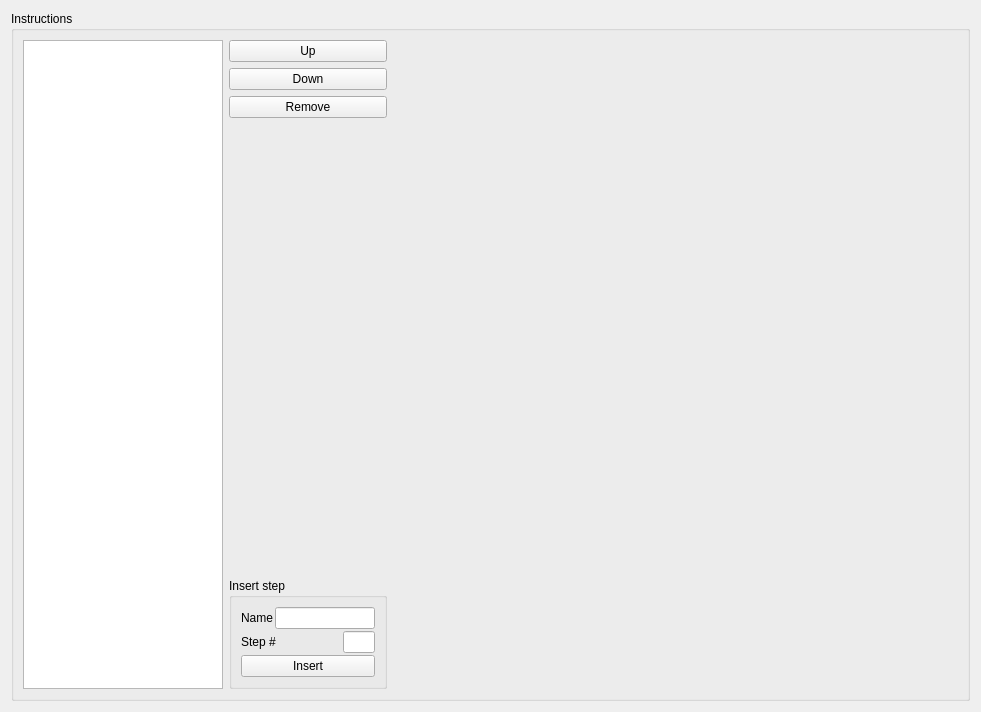
First picture: the form in ui/brewDayWidget.ui, repository Brewtarget/brewtarget, before the edit.
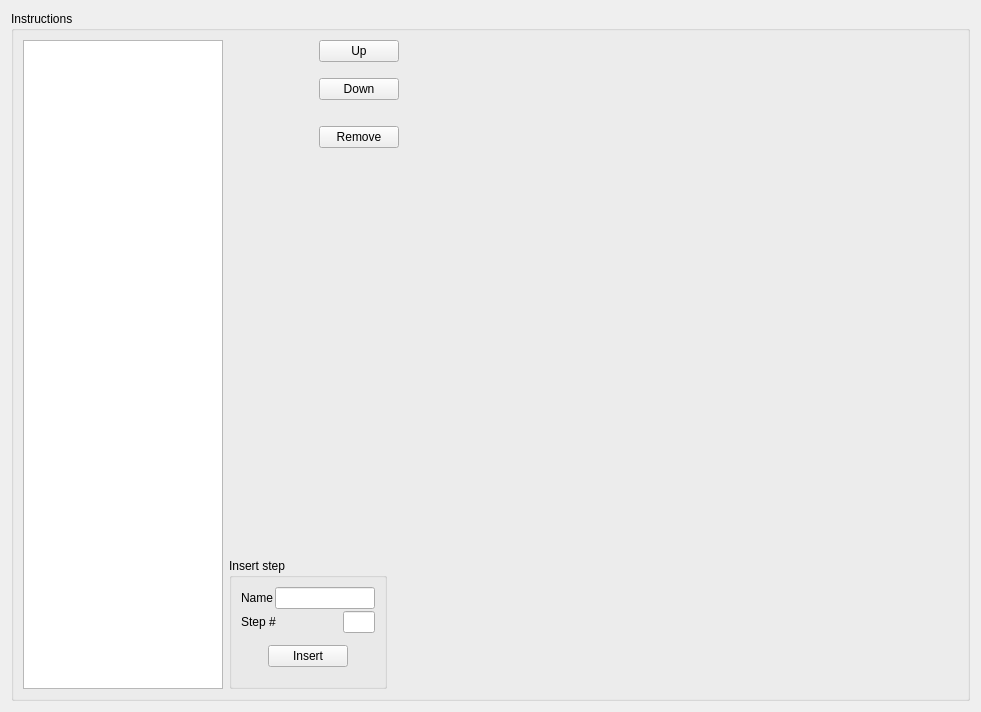
Second picture: the form after the edit.

Commit message: Fixed some cosmetic issues in TimerWidget and BrewDayScrollWidget.

```diff
--- a/ui/brewDayWidget.ui
+++ b/ui/brewDayWidget.ui
@@ -55,6 +55,24 @@
           <item>
            <layout class="QVBoxLayout" name="verticalLayout_5">
             <item>
+             <layout class="QHBoxLayout" name="horizontalLayout_4">
+              <property name="margin">
+               <number>0</number>
+              </property>
+              <item>
+               <spacer name="horizontalSpacer">
+                <property name="orientation">
+                 <enum>Qt::Horizontal</enum>
+                </property>
+                <property name="sizeHint" stdset="0">
+                 <size>
+                  <width>0</width>
+                  <height>0</height>
+                 </size>
+                </property>
+               </spacer>
+              </item>
+              <item>
              <widget class="QPushButton" name="pushButton_up">
               <property name="toolTip">
                <string>Move currently selected step up</string>
@@ -65,6 +83,39 @@
              </widget>
             </item>
             <item>
+               <spacer name="horizontalSpacer_2">
+                <property name="orientation">
+                 <enum>Qt::Horizontal</enum>
+                </property>
+                <property name="sizeHint" stdset="0">
+                 <size>
+                  <width>0</width>
+                  <height>0</height>
+                 </size>
+                </property>
+               </spacer>
+              </item>
+             </layout>
+            </item>
+            <item>
+             <layout class="QHBoxLayout" name="horizontalLayout_5">
+              <property name="margin">
+               <number>10</number>
+              </property>
+              <item>
+               <spacer name="horizontalSpacer_3">
+                <property name="orientation">
+                 <enum>Qt::Horizontal</enum>
+                </property>
+                <property name="sizeHint" stdset="0">
+                 <size>
+                  <width>0</width>
+                  <height>0</height>
+                 </size>
+                </property>
+               </spacer>
+              </item>
+              <item>
              <widget class="QPushButton" name="pushButton_down">
               <property name="toolTip">
                <string>Move currently selected step down</string>
@@ -75,6 +126,39 @@
              </widget>
             </item>
             <item>
+               <spacer name="horizontalSpacer_4">
+                <property name="orientation">
+                 <enum>Qt::Horizontal</enum>
+                </property>
+                <property name="sizeHint" stdset="0">
+                 <size>
+                  <width>0</width>
+                  <height>0</height>
+                 </size>
+                </property>
+               </spacer>
+              </item>
+             </layout>
+            </item>
+            <item>
+             <layout class="QHBoxLayout" name="horizontalLayout_7">
+              <property name="margin">
+               <number>10</number>
+              </property>
+              <item>
+               <spacer name="horizontalSpacer_5">
+                <property name="orientation">
+                 <enum>Qt::Horizontal</enum>
+                </property>
+                <property name="sizeHint" stdset="0">
+                 <size>
+                  <width>0</width>
+                  <height>0</height>
+                 </size>
+                </property>
+               </spacer>
+              </item>
+              <item>
              <widget class="QPushButton" name="pushButton_remove">
               <property name="toolTip">
                <string>Remove currently selected step</string>
@@ -85,6 +169,21 @@
              </widget>
             </item>
             <item>
+               <spacer name="horizontalSpacer_6">
+                <property name="orientation">
+                 <enum>Qt::Horizontal</enum>
+                </property>
+                <property name="sizeHint" stdset="0">
+                 <size>
+                  <width>0</width>
+                  <height>0</height>
+                 </size>
+                </property>
+               </spacer>
+              </item>
+             </layout>
+            </item>
+            <item>
              <spacer name="verticalSpacer">
               <property name="orientation">
                <enum>Qt::Vertical</enum>
@@ -193,6 +292,24 @@
                   </layout>
                  </item>
                  <item>
+                  <layout class="QHBoxLayout" name="horizontalLayout_8">
+                   <property name="margin">
+                    <number>10</number>
+                   </property>
+                   <item>
+                    <spacer name="horizontalSpacer_7">
+                     <property name="orientation">
+                      <enum>Qt::Horizontal</enum>
+                     </property>
+                     <property name="sizeHint" stdset="0">
+                      <size>
+                       <width>0</width>
+                       <height>0</height>
+                      </size>
+                     </property>
+                    </spacer>
+                   </item>
+                   <item>
                   <widget class="QPushButton" name="pushButton_insert">
                    <property name="toolTip">
                     <string>Insert the new step</string>
@@ -201,6 +318,21 @@
                     <string>Insert</string>
                    </property>
                   </widget>
+                   </item>
+                   <item>
+                    <spacer name="horizontalSpacer_8">
+                     <property name="orientation">
+                      <enum>Qt::Horizontal</enum>
+                     </property>
+                     <property name="sizeHint" stdset="0">
+                      <size>
+                       <width>0</width>
+                       <height>0</height>
+                      </size>
+                     </property>
+                    </spacer>
+                   </item>
+                  </layout>
                  </item>
                  <item>
                   <spacer name="verticalSpacer_3">
```
Lines whose indentation alone changed are shown as unchanged. The commit also changes 4 other files.
